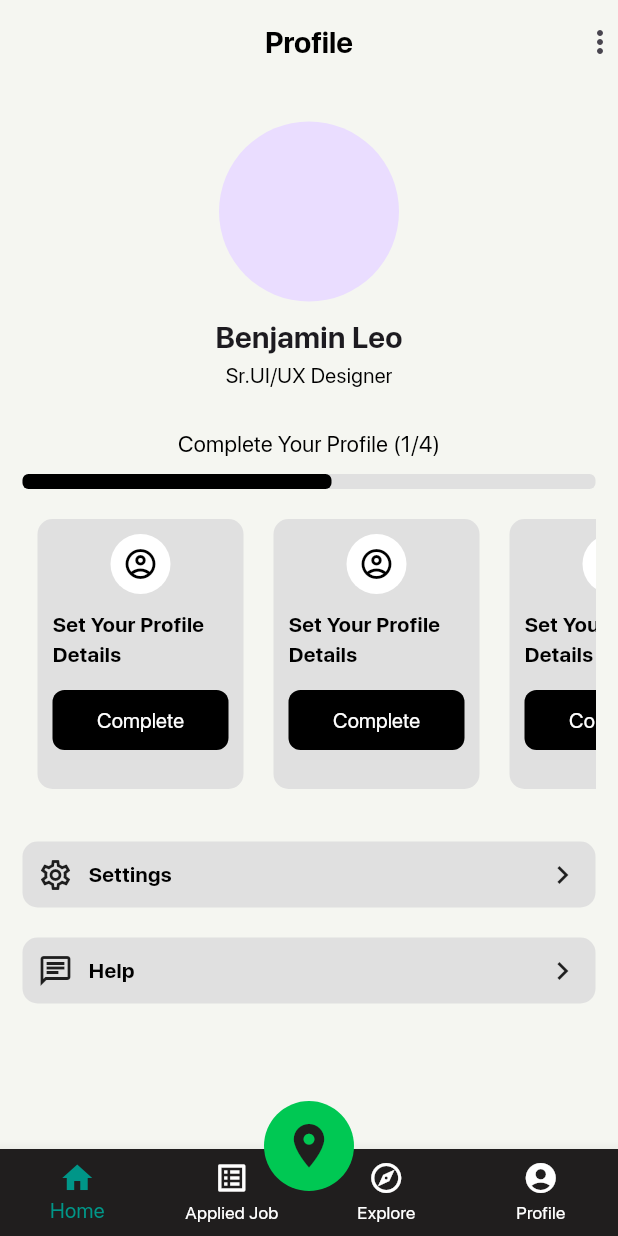
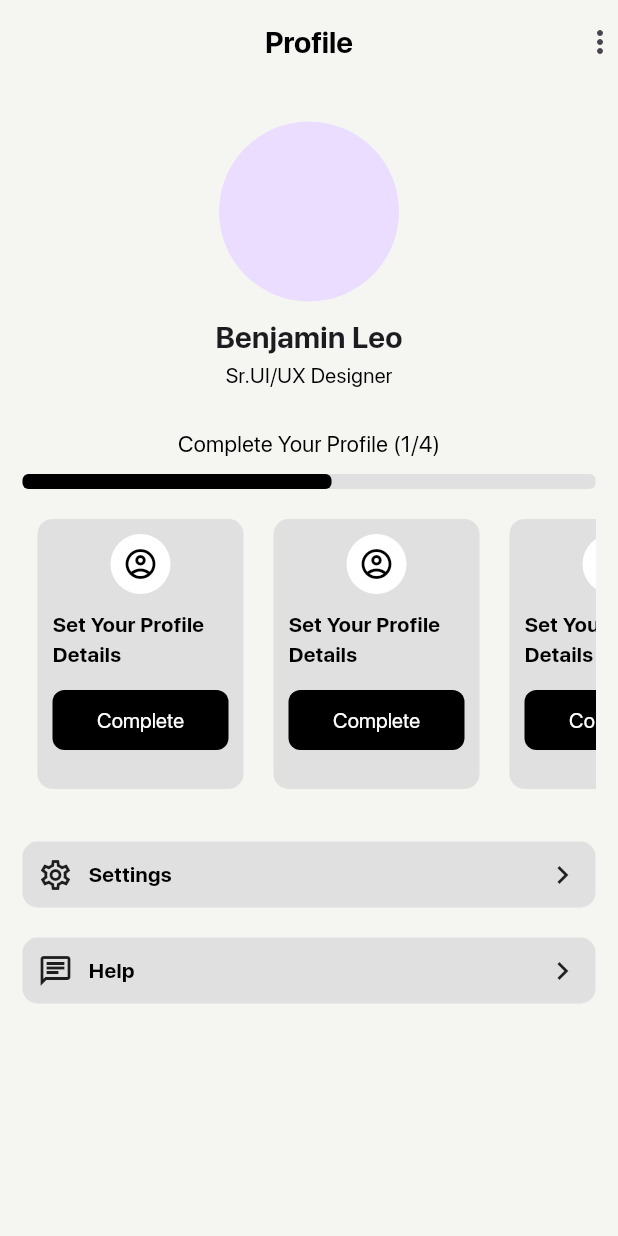
Before and after one commit to dhilshana/hustlehub, a Flutter app: the ProfileScreen screen opened directly, on a phone screen of 412 x 824 dp. Run offline on Flutter 3.47's test engine with Material 3 defaults, Android fonts, the phone set to English and light mode, and no system bars; our stand-ins replace country_picker, image_picker.

Commit message:
bottom navigation bar problem fixed

```diff
--- a/lib/screens/profileScreen.dart
+++ b/lib/screens/profileScreen.dart
@@ -50,27 +50,7 @@ class _ProfileScreenState extends State<ProfileScreen> {
             Icon(Icons.more_vert)
           ],
         ),
-        bottomNavigationBar: Stack(
-            clipBehavior: Clip
-                .none, // Ensures the CircleAvatar can overflow outside the Stack
-            children: [
-              CustomBottomNavWidget(),
-              Positioned(
-                left: (MediaQuery.of(context).size.width / 2) -
-                    30, // Center horizontally,
-                bottom: 30,
-                child: CircleAvatar(
-                  child: Icon(
-                    Icons.location_on,
-                    size: 35,
-                  ),
-                  backgroundColor: Colors.greenAccent[700],
-                  foregroundColor: Color.fromARGB(255, 32, 30, 30),
-                  radius: 30,
-                ),
-              )
-            ],
-          ),
+
         backgroundColor: kBgColor,
         body: Padding(
           padding: const EdgeInsets.symmetric(horizontal: 15.0),
--- a/lib/utils/controller.dart
+++ b/lib/utils/controller.dart
@@ -2,6 +2,6 @@ import 'dart:io';
 
 import 'package:flutter/material.dart';
 
-int selectedIndex = 0;
+
 
 File ? imageFile;
--- a/lib/widgets/customBotNavWidget.dart
+++ b/lib/widgets/customBotNavWidget.dart
@@ -5,10 +5,14 @@ import 'package:hastlehub/screens/appliedJobScreen.dart';
 import 'package:hastlehub/screens/exploreScreen.dart';
 import 'package:hastlehub/screens/home.dart';
 import 'package:hastlehub/screens/profileScreen.dart';
+import 'package:hastlehub/screens/rootScreen.dart';
 import 'package:hastlehub/utils/controller.dart';
 
 class CustomBottomNavWidget extends StatefulWidget {
-  CustomBottomNavWidget({super.key});
+  CustomBottomNavWidget({super.key,this.onTap,this.selectedIndex});
+
+  void Function(int)? onTap;
+  int? selectedIndex;
 
   @override
   State<CustomBottomNavWidget> createState() => _CustomBottomNavWidgetState();
@@ -16,22 +20,19 @@ class CustomBottomNavWidget extends StatefulWidget {
 
 class _CustomBottomNavWidgetState extends State<CustomBottomNavWidget> {
 
-  List<Widget> pages = [
-    Home(),
-    AppliedJobScreen(),
-    ExploreScreen(),
-    ProfileScreen()
-  ];
+
   // int selectedIndex = 0;
 
   @override
   Widget build(BuildContext context) {
     return BottomNavigationBar(
 
+
       items: [
             BottomNavigationBarItem(
           icon: Icon(Icons.home),
           label: "Home",
+
 
 
         ),
@@ -62,22 +63,8 @@ class _CustomBottomNavWidgetState extends State<CustomBottomNavWidget> {
           selectedItemColor: Colors.teal,
            unselectedItemColor: Colors.white,
            type: BottomNavigationBarType.fixed,
-           currentIndex: selectedIndex,
-           onTap: (value) {
-             setState(() {
-               selectedIndex = value;
-             });
-             Widget page = pages[selectedIndex];
-
-        if (selectedIndex == 0) { // Profile tab
-          page = Home(); // Pass image if Profile tab
-        }
-             Navigator.push(
-          context,
-          MaterialPageRoute(builder: (context) => page),
-        );
-           },
-
+           currentIndex: widget.selectedIndex!,
+           onTap: widget.onTap
 
       );
   }
```
Also changed, not shown: lib/screens/appliedJobScreen.dart (+1 -21 lines), lib/screens/exploreScreen.dart (+1 -19 lines), lib/screens/home.dart (+1 -21 lines), lib/screens/jobVerificationScreen.dart (+4 -42 lines), lib/screens/rootScreen.dart (added, +73 -0 lines).
